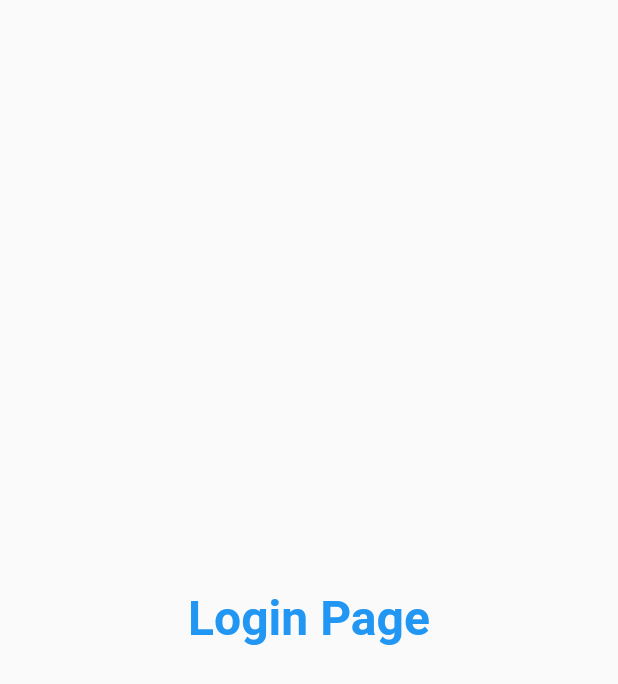
After one commit to anandjha770/30DaysOfFlutter, a Flutter app: the screen it shows after launch, on a phone screen of 412 x 824 dp. The commit adds this screen. Shown: the top 684 px of the screen. Run offline on Flutter 3.47's test engine with Material 2 defaults, Android fonts, the phone set to English and light mode, and no system bars.

Commit message:
Day3 completed

```diff
--- a/lib/main.dart
+++ b/lib/main.dart
@@ -1,4 +1,5 @@
-import 'package:awesome_app/home_page.dart';
+import 'package:awesome_app/pages/home_page.dart';
+import 'package:awesome_app/pages/login_page.dart';
 import 'package:flutter/material.dart';
 
 void main() {
@@ -9,7 +10,13 @@ class MyFlutterApp extends StatelessWidget {
   @override
   Widget build(BuildContext context) {
     return MaterialApp(
-      home: HomePage()
+      themeMode: ThemeMode.light,
+      theme: ThemeData(primarySwatch: Colors.purple),
+      darkTheme: ThemeData(brightness: Brightness.dark),
+      routes: {
+        "/": (context) => LoginPage(),
+        "/login": (context) => HomePage()
+      },
     );
   }
 }
--- /dev/null
+++ b/lib/pages/login_page.dart
@@ -0,0 +1,17 @@
+import 'dart:ui';
+
+import 'package:flutter/material.dart';
+
+class LoginPage extends StatelessWidget {
+  @override
+  Widget build(BuildContext context) {
+    return Material(
+      child: Center(
+          child: Text(
+        "Login Page",
+        style: TextStyle(
+            fontSize: 32, fontWeight: FontWeight.bold, color: Colors.blue),
+      )),
+    );
+  }
+}
```
Also changed, not shown: lib/pages/home_page.dart (renamed from lib/home_page.dart), 1 other file.
